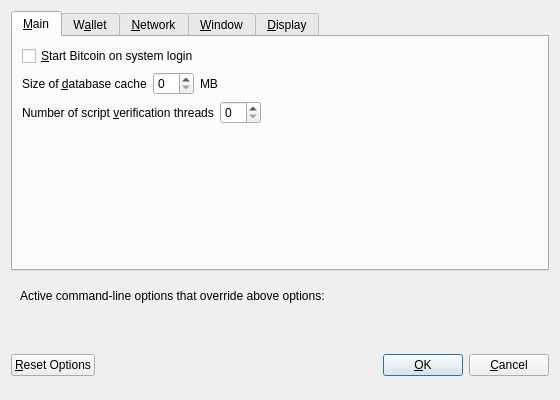
Old version of the form src/qt/forms/optionsdialog.ui in the repository wagerr/PIVX.
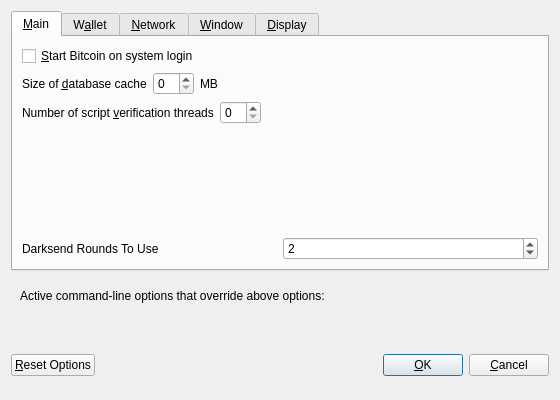
New version of the form. Custom widgets are drawn as their Qt base class.

Commit message:
Merged in Darksend/InstantX/Masternodes
This doesn't include any of the changes in the darkcoin/v0.10.18.x branch. Those will be brought over into this commit history.

Diff of the .ui file:
```diff
--- a/src/qt/forms/optionsdialog.ui
+++ b/src/qt/forms/optionsdialog.ui
@@ -130,6 +130,34 @@
          </property>
         </spacer>
        </item>
+
+       <item>
+        <layout class="QHBoxLayout" name="horizontalLayout_2_Main">
+         <item>
+          <widget class="QLabel" name="label">
+           <property name="toolTip">
+            <string>&lt;html&gt;&lt;head/&gt;&lt;body&gt;&lt;p&gt;This setting determines the amount of individual masternodes that an input will be anonymized through. More rounds of anonymization gives a higher degree of privacy, but also costs more in fees.&lt;/p&gt;&lt;/body&gt;&lt;/html&gt;</string>
+           </property>
+           <property name="text">
+            <string>Darksend Rounds To Use</string>
+           </property>
+          </widget>
+         </item>
+         <item>
+          <widget class="QSpinBox" name="darksendRounds">
+           <property name="minimum">
+            <number>1</number>
+           </property>
+           <property name="maximum">
+            <number>8</number>
+           </property>
+           <property name="value">
+            <number>2</number>
+           </property>
+          </widget>
+         </item>
+        </layout>
+       </item>
       </layout>
      </widget>
      <widget class="QWidget" name="tabWallet">
```
The commit also changes 68 other files.
